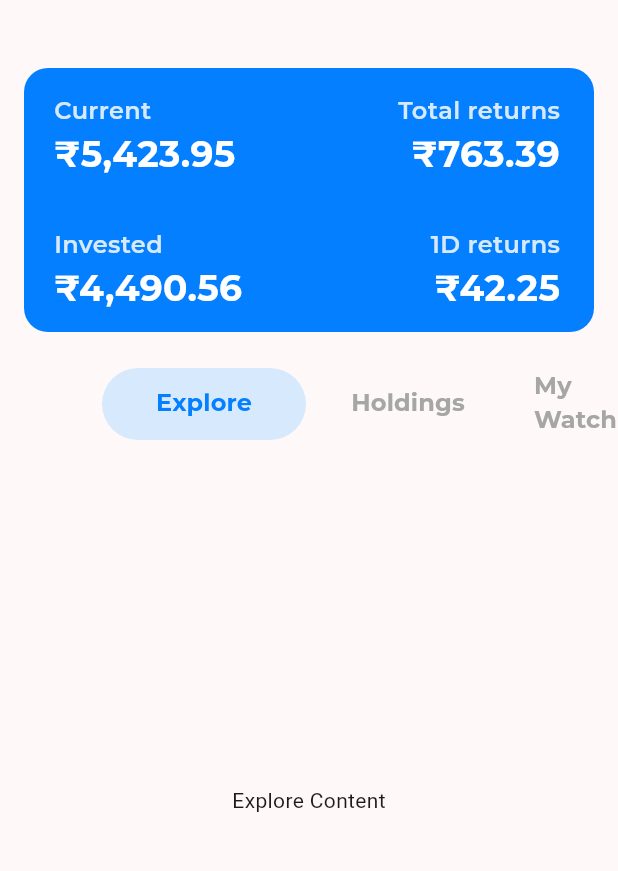
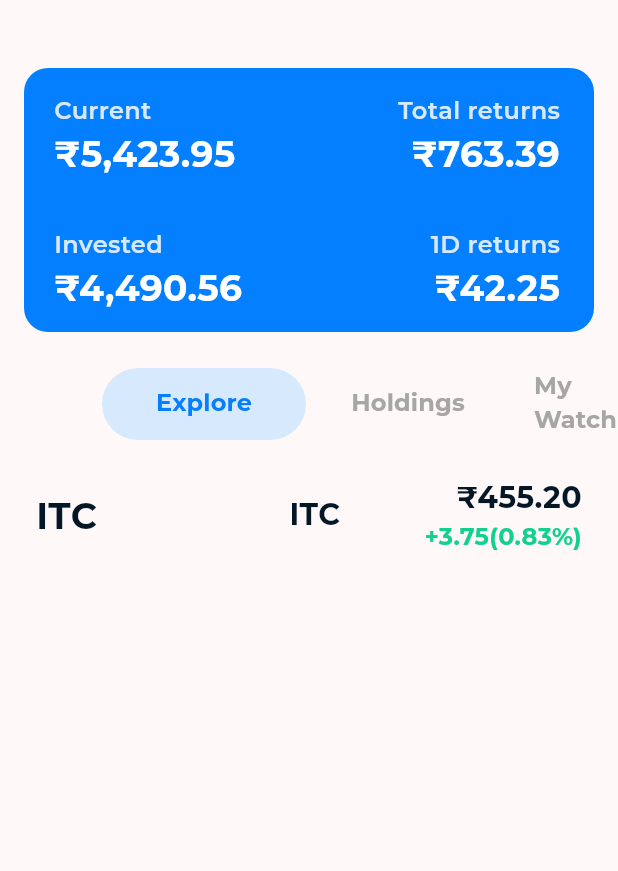
Before and after one commit to Raj-gopal/WealthWise, a Flutter app: the home_page screen opened directly, on a phone screen of 412 x 824 dp, the part 76-947 px from its top. Run offline on Flutter 3.47's test engine with Material 3 defaults, Android fonts, the phone set to English and light mode, and no system bars; our stand-ins replace animated_splash_screen, firebase_auth, firebase_core, page_transition; accounts and stored records are empty.

```diff
--- a/lib/screen/home_screen.dart
+++ b/lib/screen/home_screen.dart
@@ -1,4 +1,5 @@
 import 'package:flutter/material.dart';
+import 'package:wealthwise/section/Explore_section.dart';
 import 'package:wealthwise/widgets/user_data.dart';
 
 class home_page extends StatefulWidget {
@@ -9,6 +10,14 @@ class home_page extends StatefulWidget {
 }
 
 class _home_pageState extends State<home_page> {
+
+  final List<Widget> tabViews = [
+   Explore_section(),
+   Text('data'),
+   Text('data'),
+  ];
+
+
   @override
   Widget build(BuildContext context) {
     return DefaultTabController(
@@ -139,23 +148,9 @@ class _home_pageState extends State<home_page> {
             ),
             SliverFillRemaining(
               child: TabBarView(
-                children: [
-                  Container(
-                    child: Center(
-                      child: Text('Explore Content'),
-                    ),
-                  ),
-                  Container(
-                    child: Center(
-                      child: Text('Holdings Content'),
-                    ),
-                  ),
-                  Container(
-                    child: Center(
-                      child: Text('My Watchlist Content'),
-                    ),
-                  ),
-                ],
+                children:
+                  tabViews,
+
               ),
             ),
           ],
--- /dev/null
+++ b/lib/section/Explore_section.dart
@@ -0,0 +1,74 @@
+import 'package:flutter/material.dart';
+
+class Explore_section extends StatefulWidget {
+  const Explore_section({super.key});
+
+  @override
+  State<Explore_section> createState() => _Explore_sectionState();
+}
+
+class _Explore_sectionState extends State<Explore_section> {
+  @override
+  Widget build(BuildContext context) {
+    return Padding(
+      padding: const EdgeInsets.only(top: 24, left: 16, right: 16),
+      child: Column(
+        children: [
+          InkWell(
+            onTap: () {},
+            child: Container(
+              padding: EdgeInsets.only(left: 8),
+              child: Row(
+                children: [
+                  Text(
+                    'ITC',
+                    style: TextStyle(
+                        fontFamily: 'Montserrat',
+                        fontSize: 24,
+                        fontWeight: FontWeight.w700,
+                        color: Color.fromRGBO(4, 23, 39, 1)),
+                  ),
+                  SizedBox(
+                    width: 128,
+                  ),
+                  Text(
+                    'ITC',
+                    style: TextStyle(
+                        fontFamily: 'Montserrat',
+                        fontSize: 20,
+                        fontWeight: FontWeight.w700,
+                        color: Color.fromRGBO(4, 23, 39, 1)),
+                  ),
+                  SizedBox(
+                    width: 56,
+                  ),
+                  Column(
+                    crossAxisAlignment: CrossAxisAlignment.end,
+                    children: [
+                      Text(
+                        '₹455.20',
+                        style: TextStyle(
+                            fontFamily: 'Montserrat',
+                            fontSize: 20,
+                            fontWeight: FontWeight.w700,
+                            color: Color.fromRGBO(4, 23, 39, 1)),
+                      ),
+                      Text(
+                        '+3.75(0.83%)',
+                        style: TextStyle(
+                            fontFamily: 'Montserrat',
+                            fontSize: 16,
+                            fontWeight: FontWeight.w700,
+                            color: Color.fromRGBO(18, 209, 142, 1)),
+                      ),
+                    ],
+                  ),
+                ],
+              ),
+            ),
+          ),
+        ],
+      ),
+    );
+  }
+}
--- a/lib/widgets/Tabbar.dart
+++ /dev/null
@@ -1,34 +0,0 @@
-import 'package:flutter/material.dart';
-
-class TTabbar extends StatelessWidget implements PreferredSizeWidget {
-  const TTabbar({super.key, required this.tabs});
-
-  final List<Widget> tabs;
-
-  @override
-  Widget build(BuildContext context) {
-    return TabBar(
-
-      tabs: tabs,
-
-      padding: EdgeInsets.only(left: 16),
-      enableFeedback: false,
-
-      physics: BouncingScrollPhysics(),
-      isScrollable: true,
-
-      indicatorSize: TabBarIndicatorSize.tab,
-      indicator: BoxDecoration(
-        borderRadius: BorderRadius.circular(24),
-        color: Color.fromRGBO(215, 233, 252, 1),
-
-      ),
-      unselectedLabelColor: Color.fromRGBO(166, 166, 166, 1),
-      labelColor: Color.fromRGBO(3, 127, 255, 1),
-    );
-  }
-
-  @override
-  // TODO: implement preferredSize
-  Size get preferredSize => Size.fromHeight(290);
-}
```
Also changed, not shown: lib/widgets/secondary_button.dart (deleted).
